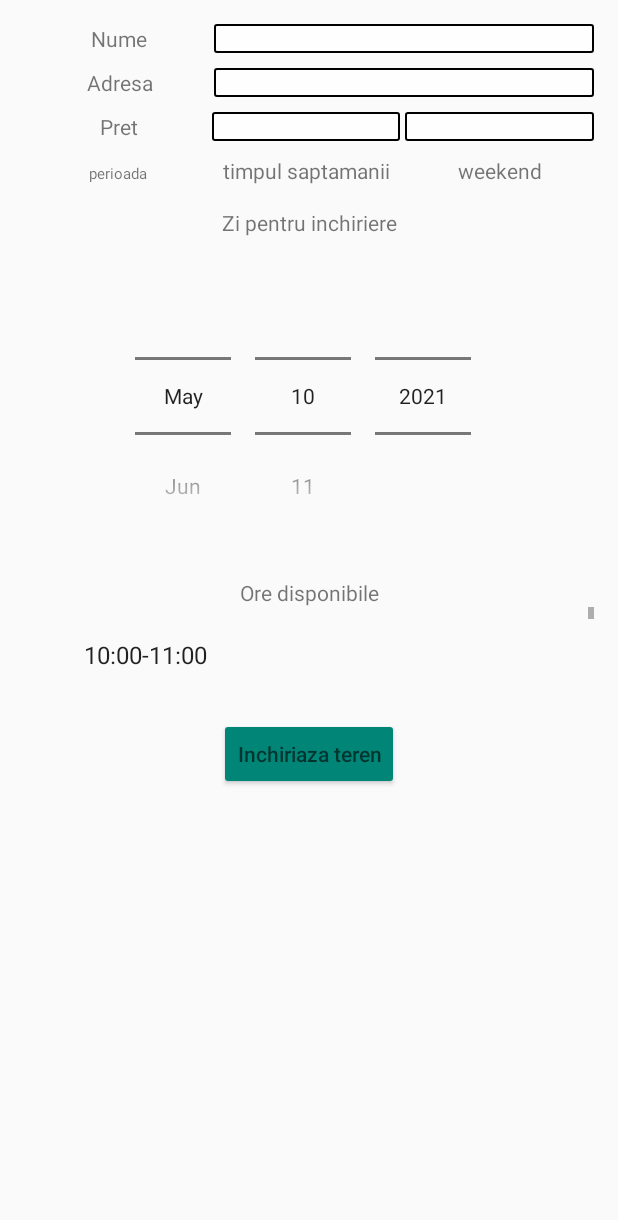
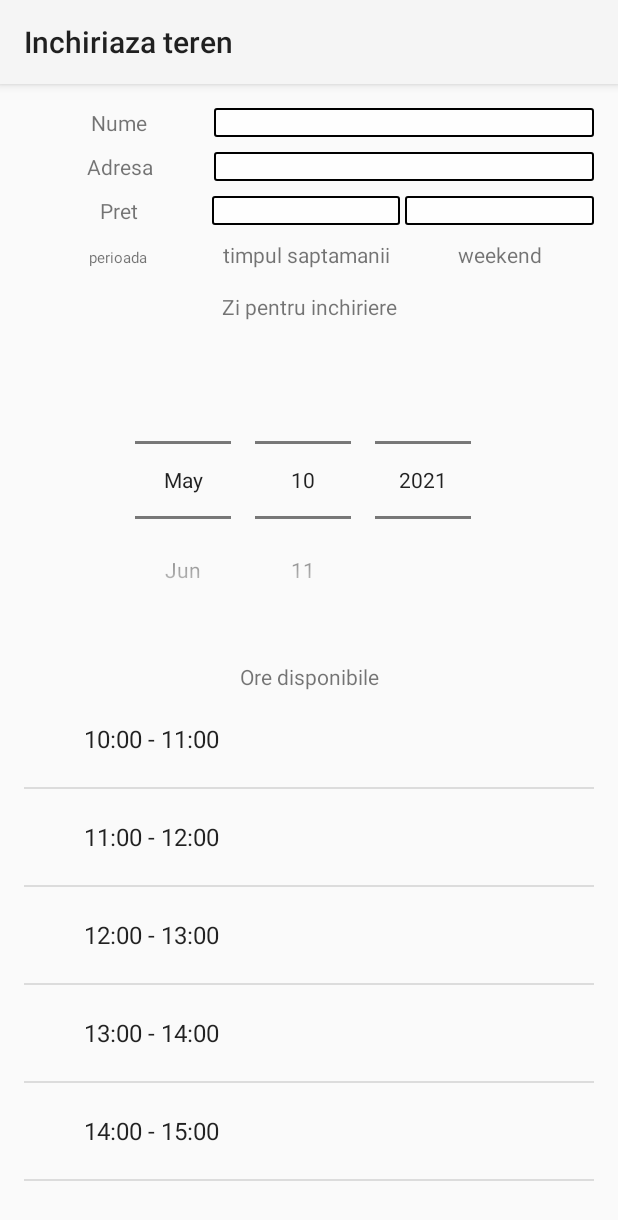
Before and after one commit to mariusburlacu/FirstApp, an Android app: the InchiriazaTeren screen opened directly, with no data from a screen before it, on a phone screen of 412 x 824 dp. Shown: the top 1220 px of the screen. Run offline under Robolectric (Android 15) with nearby library versions, the light colour scheme and no system bars; our stand-ins replace Firebase (no records; nobody signed in at launch, a user with empty details on screens opened directly); 2 statements that could not run were skipped.

Commit message:
buton InchiriazaTeren activ, unele date preluate din firebase + ore ocupate in scroll view

```diff
--- a/app/src/main/AndroidManifest.xml
+++ b/app/src/main/AndroidManifest.xml
@@ -27,7 +27,8 @@
             <meta-data android:name="com.google.android.geo.API_key"
                 android:value="@string/google_maps_API"/>
         </activity>
-        <activity android:name=".InchiriazaTeren"/>
+        <activity android:name=".InchiriazaTeren"
+            android:theme="@style/Theme.AppCompat.Light"/>
         <activity android:name=".LoginActivity">
             <intent-filter>
                 <action android:name="android.intent.action.MAIN" />
--- a/app/src/main/java/com/example/firstapp/InchiriazaTeren.java
+++ b/app/src/main/java/com/example/firstapp/InchiriazaTeren.java
@@ -3,16 +3,21 @@ package com.example.firstapp;
 import android.content.Intent;
 import android.os.Bundle;
 import android.util.Log;
+import android.view.View;
+import android.view.ViewGroup;
 import android.widget.Adapter;
 import android.widget.ArrayAdapter;
 import android.widget.Button;
 import android.widget.DatePicker;
+import android.widget.LinearLayout;
+import android.widget.ListAdapter;
 import android.widget.ListView;
 import android.widget.TextView;
 
 import androidx.annotation.NonNull;
 import androidx.annotation.Nullable;
 import androidx.appcompat.app.AppCompatActivity;
+import androidx.recyclerview.widget.RecyclerView;
 
 import com.google.firebase.database.DataSnapshot;
 import com.google.firebase.database.DatabaseError;
@@ -21,6 +26,7 @@ import com.google.firebase.database.FirebaseDatabase;
 import com.google.firebase.database.ValueEventListener;
 
 import java.util.Date;
+import java.util.List;
 
 public class InchiriazaTeren extends AppCompatActivity {
     private TextView nume_teren;
@@ -38,6 +44,7 @@ public class InchiriazaTeren extends AppCompatActivity {
     protected void onCreate(@Nullable Bundle savedInstanceState) {
         super.onCreate(savedInstanceState);
         setContentView(R.layout.sport_rent_layout);
+        setTitle("Inchiriaza teren");
 
         reff = FirebaseDatabase.getInstance().getReference();
         nume_teren_extra = getIntent().getStringExtra("nume_teren");
@@ -47,11 +54,12 @@ public class InchiriazaTeren extends AppCompatActivity {
         Log.v("nume_teren_extra", nume_teren_extra);
 
         initViews();
+        ArrayAdapter<CharSequence> oreAdapter = ArrayAdapter.createFromResource(this, R.array.ore, android.R.layout.simple_expandable_list_item_1);
+        lv_ore.setAdapter(oreAdapter);
 
         autocompletareDate();
 
-        ArrayAdapter<CharSequence> oreAdapter = ArrayAdapter.createFromResource(this, R.array.ore, android.R.layout.simple_expandable_list_item_1);
-        lv_ore.setAdapter(oreAdapter);
+
 
         Date dataCurenta = new Date();
         zi_inchiriere.setMaxDate(dataCurenta.getTime() + 604800000);
--- a/app/src/main/res/layout/sport_rent_layout.xml
+++ b/app/src/main/res/layout/sport_rent_layout.xml
@@ -1,5 +1,5 @@
 <?xml version="1.0" encoding="utf-8"?>
-<ScrollView
+<androidx.core.widget.NestedScrollView
     xmlns:android="http://schemas.android.com/apk/res/android"
     android:layout_width="match_parent"
     android:layout_height="match_parent"
@@ -156,21 +156,20 @@
 
         <ListView
             android:layout_width="match_parent"
-            android:layout_height="wrap_content"
-            android:id="@+id/lv_ore"/>
+            android:layout_height="800dp"
+            android:id="@+id/lv_ore" />
 
         <Button
             android:layout_width="wrap_content"
             android:layout_height="wrap_content"
+            style="@style/Widget.AppCompat.Button.Colored"
             android:id="@+id/btn_rent"
-            android:hint="@string/inchiriaza"
-            android:gravity="center"
-            android:layout_gravity="center"
-            android:layout_marginTop="10dp"
-            style="@style/Widget.AppCompat.Button.Colored"/>
+            android:text="@string/inchiriaza"
+            android:layout_gravity="center"/>
 
     </LinearLayout>
 
 
 
-</ScrollView>
+
+</androidx.core.widget.NestedScrollView>
```
Also changed, not shown: app/src/main/res/values/strings.xml (+12 -12 lines).
